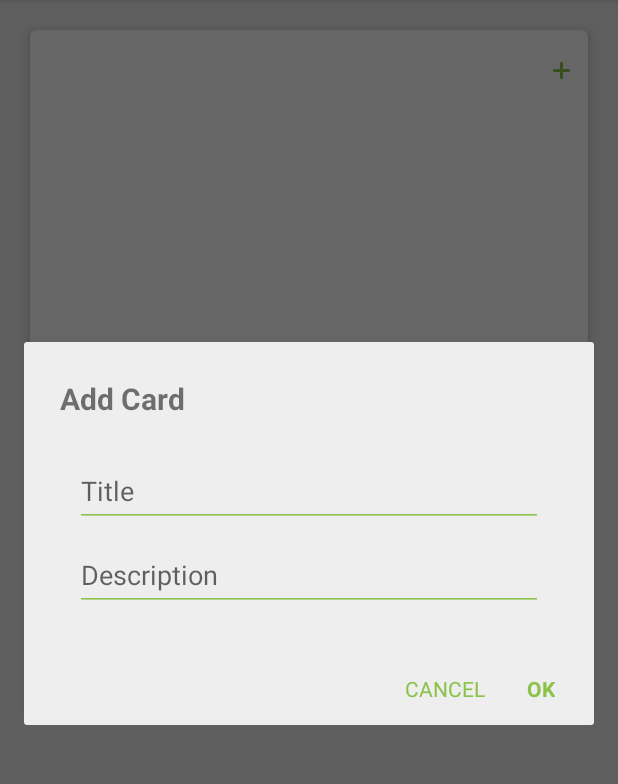
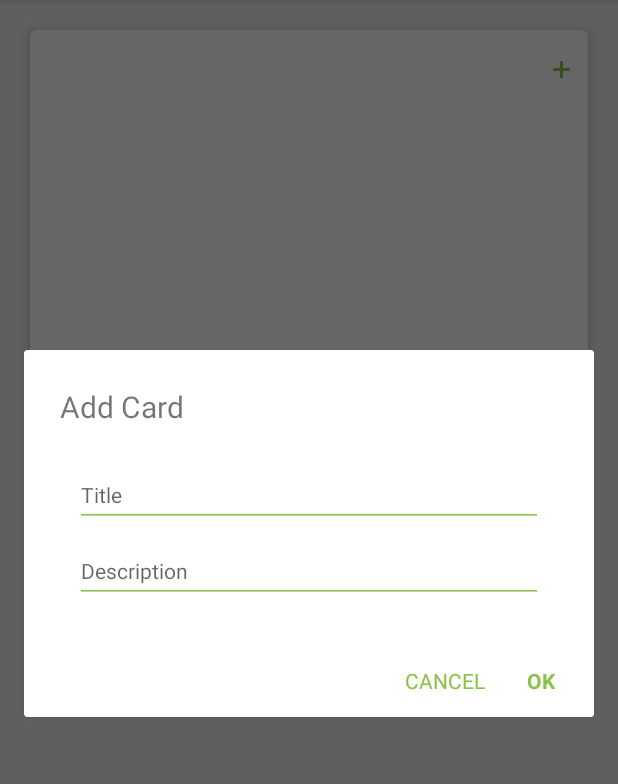
Before and after one commit to chinnonae/SW-spec-mini-trello, an Android app: the CardListFragment screen opened directly, with no data from a screen before it, after a tap on an icon or button, on a phone screen of 412 x 824 dp, the part 84-868 px from its top. Run offline under Robolectric (Android 15) with nearby library versions, the phone set to English and light mode, and no system bars.

Commit message:
Follow google's typography guidelines and use @string instead of hardcoded text

```diff
--- a/app/src/main/java/com/ske/minitrello/activities/CardInfoFragment.java
+++ b/app/src/main/java/com/ske/minitrello/activities/CardInfoFragment.java
@@ -12,7 +12,6 @@ import com.ske.minitrello.R;
 import com.ske.minitrello.models.Card;
 import com.ske.minitrello.models.CardList;
 
-import org.w3c.dom.Text;
 
 /**
  * Created by Peter on 3/10/2016 AD.
--- a/app/src/main/res/layout/card_list_item.xml
+++ b/app/src/main/res/layout/card_list_item.xml
@@ -25,7 +25,7 @@
                 android:layout_height="wrap_content"
                 android:layout_margin="10dp"
                 android:padding="10dp"
-                />
+                android:textSize="14sp" />
 
         </LinearLayout>
 
--- a/app/src/main/res/layout/dialog_add_card.xml
+++ b/app/src/main/res/layout/dialog_add_card.xml
@@ -3,10 +3,8 @@
     android:orientation="vertical"
     android:layout_width="match_parent"
     android:layout_height="wrap_content"
-    android:background="#8ce0e0e0"
     android:focusable="true"
     android:focusableInTouchMode="true">
-
 
     <LinearLayout
         android:layout_width="match_parent"
@@ -17,9 +15,8 @@
         <TextView
             android:layout_width="match_parent"
             android:layout_height="wrap_content"
-            android:text="Add Card"
+            android:text="@string/add_card_dialog_title"
             android:textSize="20sp"
-            android:textStyle="bold"
             android:layout_marginBottom="16dp" />
 
 
@@ -37,7 +34,8 @@
                 android:hint="Title"
                 android:layout_marginLeft="10dp"
                 android:layout_marginRight="10dp"
-                android:backgroundTint="@color/colorPrimary" />
+                android:backgroundTint="@color/colorPrimary"
+                android:textSize="14sp" />
 
         </android.support.design.widget.TextInputLayout>
 
@@ -55,7 +53,8 @@
                 android:hint="Description"
                 android:layout_marginLeft="10dp"
                 android:layout_marginRight="10dp"
-                android:backgroundTint="@color/colorPrimary" />
+                android:backgroundTint="@color/colorPrimary"
+                android:textSize="14sp" />
 
         </android.support.design.widget.TextInputLayout>
 
@@ -73,7 +72,7 @@
         <TextView
             android:layout_width="wrap_content"
             android:layout_height="36dp"
-            android:text="OK"
+            android:text="@string/confirm_button"
             android:id="@+id/dialog_confirm_btn"
             android:gravity="center_vertical|center_horizontal"
             android:textColor="@color/colorPrimary"
@@ -82,19 +81,23 @@
             android:textStyle="bold"
             android:background="?android:selectableItemBackgroundBorderless"
             android:layout_centerVertical="true"
-            android:padding="10dp" />
+            android:padding="10dp"
+            android:textSize="14sp"
+            android:textAllCaps="true"/>
 
         <TextView
             android:layout_width="wrap_content"
             android:layout_height="36dp"
-            android:text="CANCEL"
+            android:text="@string/cancel_button"
             android:id="@+id/dialog_cancle_btn"
             android:textColor="@color/colorPrimary"
             android:layout_toStartOf="@+id/dialog_confirm_btn"
             android:layout_marginRight="8dp"
             android:background="?android:selectableItemBackgroundBorderless"
             android:layout_centerVertical="true"
-            android:padding="10dp" />
+            android:padding="10dp"
+            android:textSize="14sp"
+            android:textAllCaps="true"/>
 
     </RelativeLayout>
 
--- a/app/src/main/res/layout/fragment_card_info.xml
+++ b/app/src/main/res/layout/fragment_card_info.xml
@@ -21,7 +21,7 @@
                 android:layout_height="wrap_content"
                 android:text="Title"
                 android:id="@+id/card_dialog_title"
-                android:textSize="25sp"
+                android:textSize="20sp"
                 android:padding="20dp"
                 android:layout_centerVertical="true"
                 android:layout_alignParentStart="true" />
@@ -65,7 +65,7 @@
                     android:id="@+id/textView2"
                     android:layout_alignParentStart="true"
                     android:layout_centerVertical="true"
-                    android:textSize="14sp"
+                    android:textSize="16sp"
                     android:paddingLeft="20dp" />
 
                 <ImageView
@@ -95,7 +95,7 @@
                     android:layout_alignParentStart="true"
                     android:padding="10dp"
                     android:layout_marginLeft="20dp"
-                    android:textSize="12sp" />
+                    android:textSize="14sp" />
 
             </RelativeLayout>
 
--- a/app/src/main/res/layout/fragment_card_list.xml
+++ b/app/src/main/res/layout/fragment_card_list.xml
@@ -25,15 +25,15 @@
 
                 <TextView
                     android:id="@+id/cardlist_title"
-                    android:layout_width="match_parent"
+                    android:layout_width="wrap_content"
                     android:layout_height="wrap_content"
                     android:text="Card List Title"
-                    android:layout_alignParentTop="true"
-                    android:layout_centerHorizontal="true"
+                    android:layout_alignParentTop="false"
                     android:padding="15dp"
                     android:textStyle="bold"
-                    android:textSize="17sp"
-                    android:textColor="@color/colorPrimary" />
+                    android:textSize="16sp"
+                    android:textColor="@color/colorPrimary"
+                    android:layout_centerHorizontal="true" />
 
                 <ImageView
                     android:layout_width="35dp"
@@ -50,13 +50,12 @@
             <RelativeLayout
                 android:layout_width="match_parent"
                 android:layout_height="wrap_content"
-                android:background="#e0e0e0">
+                android:background="@color/colorGrey">
 
                 <android.support.v7.widget.RecyclerView
                     android:id="@+id/card_recyclerView"
                     android:layout_width="match_parent"
-                    android:layout_height="wrap_content"
-                    android:layout_below="@+id/relativeLayout">
+                    android:layout_height="wrap_content">
 
                 </android.support.v7.widget.RecyclerView>
 
--- a/app/src/main/res/values/colors.xml
+++ b/app/src/main/res/values/colors.xml
@@ -3,4 +3,5 @@
     <color name="colorPrimary">#8bc34a</color>
     <color name="colorPrimaryDark">#8bc34a</color>
     <color name="colorAccent">#FF4081</color>
+    <color name="colorGrey">#e0e0e0</color>
 </resources>
--- a/app/src/main/res/values/strings.xml
+++ b/app/src/main/res/values/strings.xml
@@ -2,6 +2,10 @@
     <string name="app_name">Mini Trello</string>
     <string name="action_settings">Settings</string>
     <string name="section_format">Hello World from section: %1$d</string>
+    <string name="add_card_dialog_title">Add Card</string>
+    <string name="add_list_dialog_title">Add List</string>
+    <string name="confirm_button">ok</string>
+    <string name="cancel_button">cancel</string>
 
     <!-- TODO: Remove or change this placeholder text -->
     <string name="hello_blank_fragment">Hello blank fragment</string>
```
Also changed, not shown: app/src/main/res/layout/dialog_add_card_list.xml (+10 -7 lines), app/src/main/res/values/styles.xml (+12 -0 lines).
